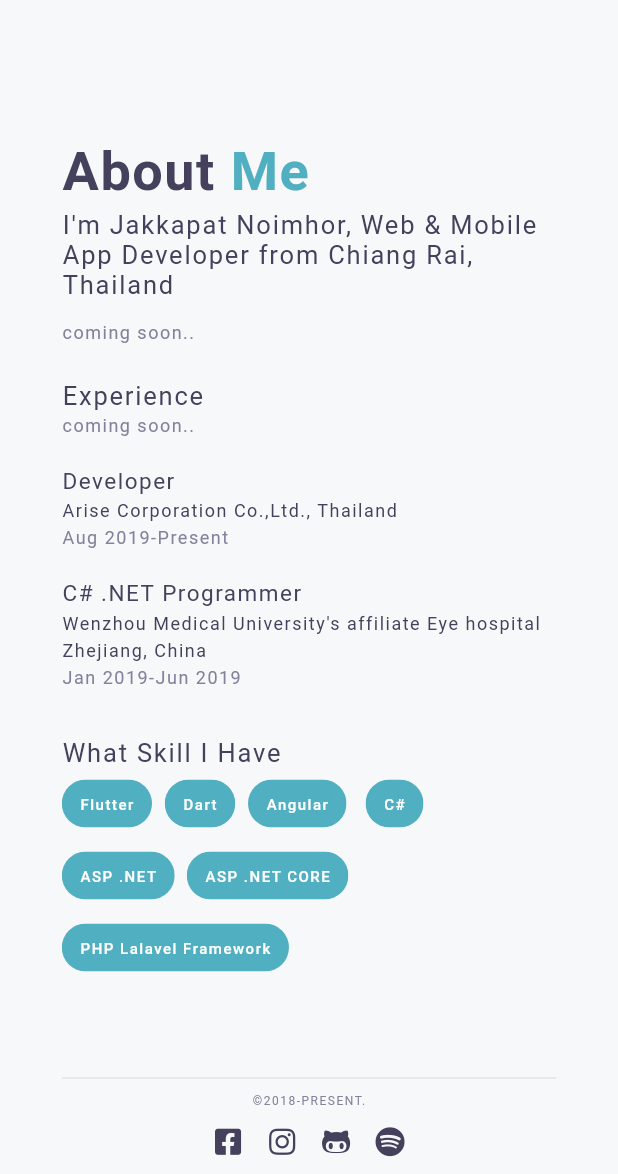
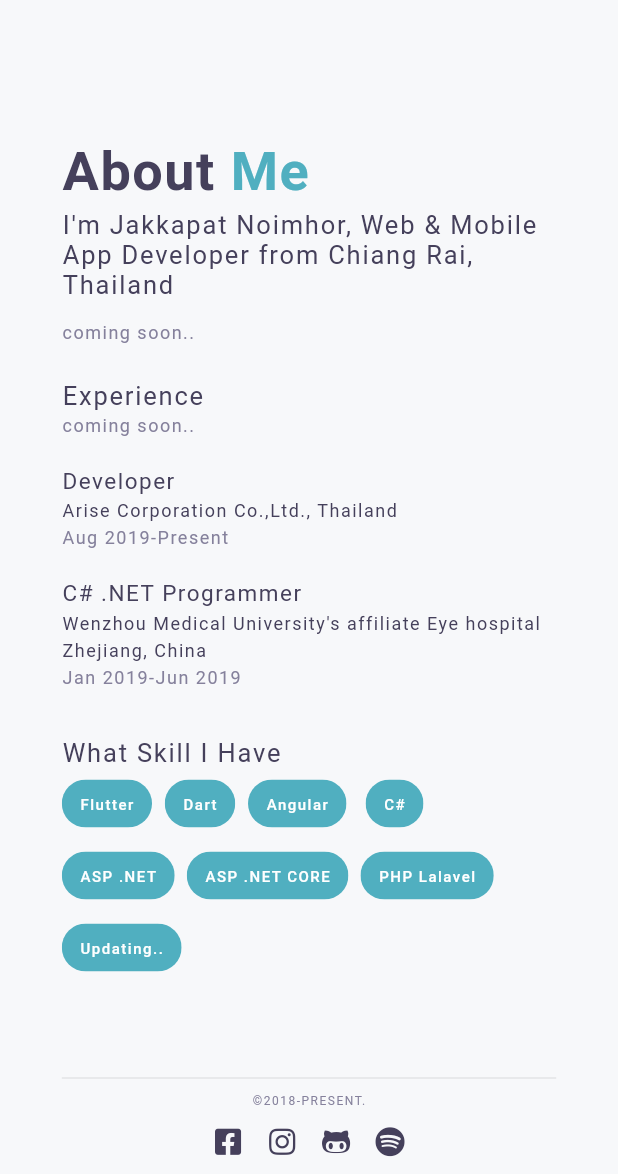
Before and after one commit to MangoStick/portfolio, a Flutter app: the screen it shows after launch, on a phone screen of 412 x 824 dp, the part 62-1236 px from its top. Run offline on Flutter 3.47's test engine with Material 2 defaults, Android fonts, the phone set to English and light mode, and no system bars; our stand-ins replace font_awesome_flutter; missing offline and left inert: dart:html; Roboto replaces fonts that are missing (NexaBold, NexaLight, ProductSans).

Commit message:
Update home.dart

```diff
--- a/lib/ui/home.dart
+++ b/lib/ui/home.dart
@@ -288,7 +288,8 @@ class HomePage extends StatelessWidget {
     'C#',
     'ASP .NET',
     'ASP .NET CORE',
-    'PHP Lalavel Framework',
+    'PHP Lalavel',
+    'Updating..'
   ];
 
   Widget _buildSkills(BuildContext context) {
```
